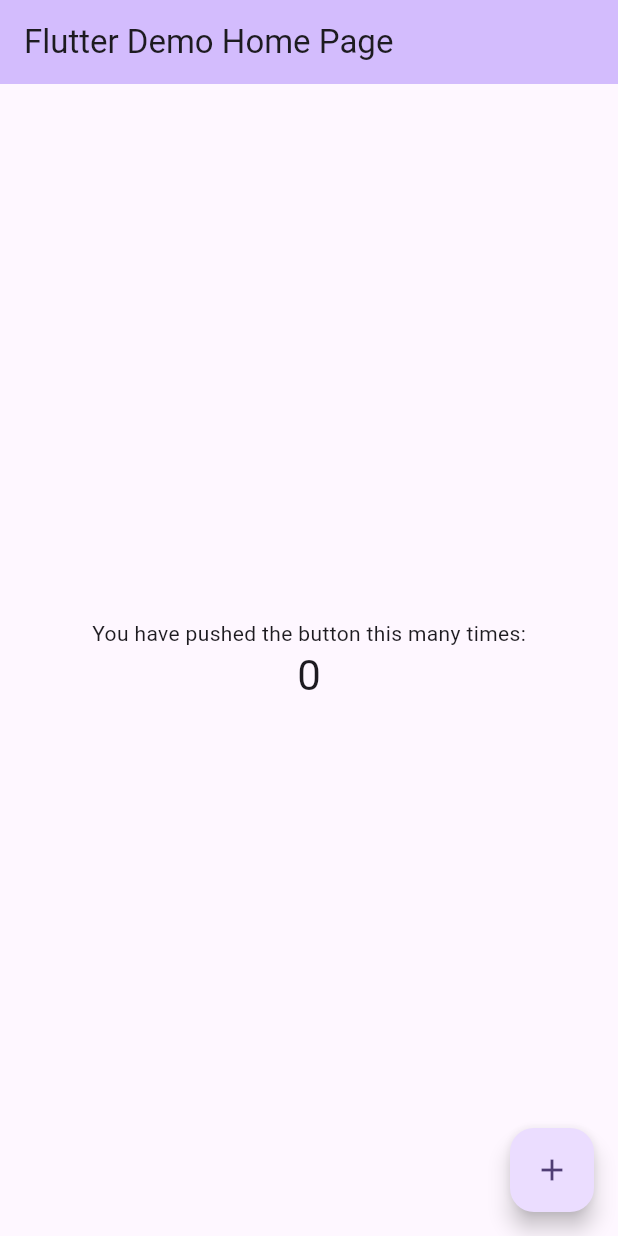
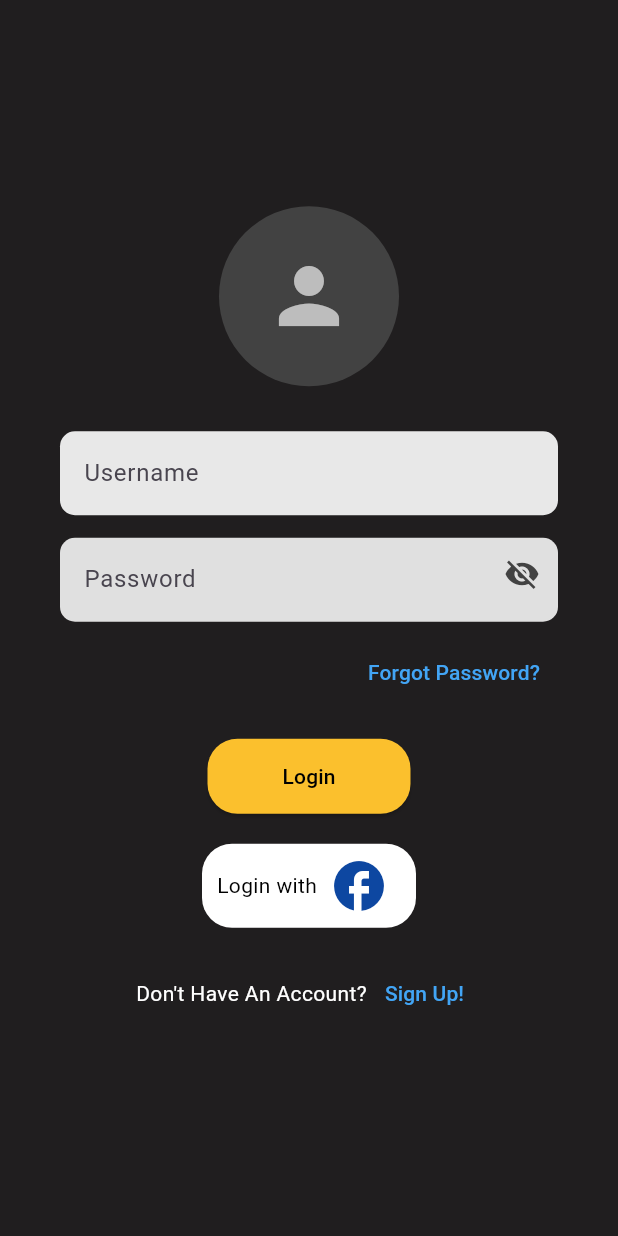
Before and after one commit to abdel6602/hedeyaty, a Flutter app: the screen it shows after launch, on a phone screen of 412 x 824 dp. Run offline on Flutter 3.47's test engine with Material 3 defaults, Android fonts, the phone set to English and light mode, and no system bars.

Commit message:
login page ui basic

```diff
--- /dev/null
+++ b/lib/app_colors.dart
@@ -0,0 +1,11 @@
+import 'package:flutter/material.dart';
+
+class AppColors {
+  static const primaryDark = Color(0xFF201E1F);
+  static const primaryLight = Color(0xFFE0E0E0);
+  static const secondaryDark = Color(0xFF28965A);
+  static const secondaryLight = Color(0xFF0874cc);
+  static const thirdDark = Color(0xFFE0B941);
+  static const thirdLight = Color.fromARGB(255, 201, 153, 11);
+  static const textColor = Color(0xFFE8E8E8);
+}
--- a/lib/main.dart
+++ b/lib/main.dart
@@ -1,125 +1,21 @@
 import 'package:flutter/material.dart';
+import './pages/login_page.dart';
 
+//main
 void main() {
-  runApp(const MyApp());
+  runApp(MaterialApp(
+    debugShowCheckedModeBanner: false,
+    home: MyApp(),
+  ));
 }
 
 class MyApp extends StatelessWidget {
-  const MyApp({super.key});
+const MyApp({ Key? key }) : super(key: key);
 
-  // This widget is the root of your application.
   @override
-  Widget build(BuildContext context) {
-    return MaterialApp(
-      title: 'Flutter Demo',
-      theme: ThemeData(
-        // This is the theme of your application.
-        //
-        // TRY THIS: Try running your application with "flutter run". You'll see
-        // the application has a purple toolbar. Then, without quitting the app,
-        // try changing the seedColor in the colorScheme below to Colors.green
-        // and then invoke "hot reload" (save your changes or press the "hot
-        // reload" button in a Flutter-supported IDE, or press "r" if you used
-        // the command line to start the app).
-        //
-        // Notice that the counter didn't reset back to zero; the application
-        // state is not lost during the reload. To reset the state, use hot
-        // restart instead.
-        //
-        // This works for code too, not just values: Most code changes can be
-        // tested with just a hot reload.
-        colorScheme: ColorScheme.fromSeed(seedColor: Colors.deepPurple),
-        useMaterial3: true,
-      ),
-      home: const MyHomePage(title: 'Flutter Demo Home Page'),
+  Widget build(BuildContext context){
+    return Scaffold(
+      body: LoginPage(),
     );
   }
 }
-
-class MyHomePage extends StatefulWidget {
-  const MyHomePage({super.key, required this.title});
-
-  // This widget is the home page of your application. It is stateful, meaning
-  // that it has a State object (defined below) that contains fields that affect
-  // how it looks.
-
-  // This class is the configuration for the state. It holds the values (in this
-  // case the title) provided by the parent (in this case the App widget) and
-  // used by the build method of the State. Fields in a Widget subclass are
-  // always marked "final".
-
-  final String title;
-
-  @override
-  State<MyHomePage> createState() => _MyHomePageState();
-}
-
-class _MyHomePageState extends State<MyHomePage> {
-  int _counter = 0;
-
-  void _incrementCounter() {
-    setState(() {
-      // This call to setState tells the Flutter framework that something has
-      // changed in this State, which causes it to rerun the build method below
-      // so that the display can reflect the updated values. If we changed
-      // _counter without calling setState(), then the build method would not be
-      // called again, and so nothing would appear to happen.
-      _counter++;
-    });
-  }
-
-  @override
-  Widget build(BuildContext context) {
-    // This method is rerun every time setState is called, for instance as done
-    // by the _incrementCounter method above.
-    //
-    // The Flutter framework has been optimized to make rerunning build methods
-    // fast, so that you can just rebuild anything that needs updating rather
-    // than having to individually change instances of widgets.
-    return Scaffold(
-      appBar: AppBar(
-        // TRY THIS: Try changing the color here to a specific color (to
-        // Colors.amber, perhaps?) and trigger a hot reload to see the AppBar
-        // change color while the other colors stay the same.
-        backgroundColor: Theme.of(context).colorScheme.inversePrimary,
-        // Here we take the value from the MyHomePage object that was created by
-        // the App.build method, and use it to set our appbar title.
-        title: Text(widget.title),
-      ),
-      body: Center(
-        // Center is a layout widget. It takes a single child and positions it
-        // in the middle of the parent.
-        child: Column(
-          // Column is also a layout widget. It takes a list of children and
-          // arranges them vertically. By default, it sizes itself to fit its
-          // children horizontally, and tries to be as tall as its parent.
-          //
-          // Column has various properties to control how it sizes itself and
-          // how it positions its children. Here we use mainAxisAlignment to
-          // center the children vertically; the main axis here is the vertical
-          // axis because Columns are vertical (the cross axis would be
-          // horizontal).
-          //
-          // TRY THIS: Invoke "debug painting" (choose the "Toggle Debug Paint"
-          // action in the IDE, or press "p" in the console), to see the
-          // wireframe for each widget.
-          mainAxisAlignment: MainAxisAlignment.center,
-          children: <Widget>[
-            const Text(
-              'You have pushed the button this many times:',
-            ),
-            Text(
-              '$_counter',
-              style: Theme.of(context).textTheme.headlineMedium,
-            ),
-          ],
-        ),
-      ),
-      floatingActionButton: FloatingActionButton(
-        onPressed: _incrementCounter,
-        tooltip: 'Increment',
-        child: const Icon(Icons.add),
-      ), // This trailing comma makes auto-formatting nicer for build methods.
-    );
-  }
-}
--- /dev/null
+++ b/lib/pages/login_page.dart
@@ -0,0 +1,213 @@
+import 'package:flutter/material.dart';
+import 'package:hedeyaty/app_colors.dart';
+
+class LoginPage extends StatefulWidget {
+  const LoginPage({ Key? key }) : super(key: key);
+
+  @override
+  _LoginPageState createState() => _LoginPageState();
+}
+
+class _LoginPageState extends State<LoginPage> {
+  final TextEditingController _usernameController = TextEditingController();
+  final TextEditingController _passwordController = TextEditingController();
+
+  String _username = '';
+  String _password = '';
+  bool _isObscure = true;
+
+  @override
+  Widget build(BuildContext context) {
+    return Scaffold(
+      backgroundColor: AppColors.primaryDark,
+      body: Center(
+        child: Padding(
+          padding: const EdgeInsets.symmetric(horizontal: 40),
+          child: Column(
+            mainAxisAlignment: MainAxisAlignment.center,
+            crossAxisAlignment: CrossAxisAlignment.center,
+            children: [
+              // Profile Icon
+              _buildProfileAvatar(),
+              const SizedBox(height: 30),
+              // Username TextField
+              _buildUsernameTextField(),
+              const SizedBox(height: 15),
+              // Password TextField and show password button
+              _buildPasswordTextFieldStack(),
+
+              const SizedBox(height: 10),
+              // Forgot Password
+              Align(
+                alignment: Alignment.centerRight,
+                child: _buildForgotPasswordTextButton(),
+              ),
+
+              const SizedBox(height: 20),
+              // Login Button
+              _buildLoginButton(),
+              const SizedBox(height: 20),
+              // Google and Facebook Buttons
+              Row(
+                mainAxisAlignment: MainAxisAlignment.center,
+                children: [
+                  _buildLoginWithFacebookButton(),
+                ],
+              ),
+              const SizedBox(height: 20),
+              // Sign Up Text
+              _buildSignUpPrompt(),
+            ],
+          ),
+        ),
+      ),
+    );
+  }
+
+  Widget _buildSignUpPrompt() {
+    return Row(
+              mainAxisAlignment: MainAxisAlignment.center,
+              children: [
+                const Text(
+                  "Don't Have An Account?",
+                  style: TextStyle(color: Colors.white),
+                ),
+                TextButton(
+                  onPressed: () {},
+                  child: Text(
+                    'Sign Up!',
+                    style: TextStyle(color: Colors.blue[400]),
+                  ),
+                ),
+              ],
+            );
+  }
+
+  Widget _buildLoginWithFacebookButton() {
+    return Container(
+                  decoration: BoxDecoration(
+                    borderRadius: BorderRadius.circular(20),
+                    color: Colors.white,
+                  ),
+                  child: Padding(
+                    padding: const EdgeInsets.symmetric(horizontal: 10),
+                    child: Row(
+                      children: [
+                        const Text("Login with", style: TextStyle(color: Colors.black),),
+                        IconButton(
+                          onPressed: () {},
+                          icon:  Icon(Icons.facebook_rounded,
+                              color: Colors.blue[900], size: 40),
+
+                        ),
+                      ],
+                    ),
+                  ),
+                );
+  }
+
+  Widget _buildProfileAvatar(){
+    return CircleAvatar(
+                radius: 60,
+                backgroundColor: Colors.grey[800],
+                child: Icon(
+                  Icons.person,
+                  size: 60,
+                  color: Colors.grey[400],
+                ),
+              );
+  }
+
+  Widget _buildUsernameTextField() {
+    return TextField(
+                controller: _usernameController,
+                onChanged: (value) {
+                  setState(() {
+                    _username = value;
+                  });
+                },
+                decoration: InputDecoration(
+                  hintText: 'Username',
+                  filled: true,
+                  fillColor: AppColors.textColor,
+                  border: OutlineInputBorder(
+                    borderRadius: BorderRadius.circular(10),
+                    borderSide: BorderSide.none,
+                  ),
+                ),
+              );
+  }
+
+  Widget _buildPasswordTextFieldStack() {
+    return Stack(
+                children: [
+                  TextField(
+                controller: _passwordController,
+                onChanged: (value) {
+                  setState(() {
+                    _password = value;
+                  });
+                },
+                obscureText: _isObscure,
+                decoration: InputDecoration(
+                  hintText: 'Password',
+                  filled: true,
+                  fillColor: Colors.grey[300],
+                  border: OutlineInputBorder(
+                    borderRadius: BorderRadius.circular(10),
+                    borderSide: BorderSide.none,
+                  ),
+                ),
+              ),
+              //show password button
+              Positioned(
+                right: 0,
+                child: IconButton(
+                  onPressed: () {
+                    setState(() {
+                      _isObscure = !_isObscure;
+                    });
+                  },
+                  icon: Icon(
+                    _isObscure ? Icons.visibility_off : Icons.visibility,
+                    color: Colors.grey[800],
+                  ),
+                ),
+              ),
+              ],
+              );
+  }
+
+  Widget _buildForgotPasswordTextButton() {
+    return TextButton(
+                  onPressed: () {
+                    print("forgot password!");
+                  },
+                  child: Text(
+                    'Forgot Password?',
+                    style: TextStyle(color: Colors.blue[400]),
+                  ),
+                );
+  }
+
+  Widget _buildLoginButton() {
+    return ElevatedButton(
+                onPressed: () {
+                  print('Username: $_username');
+                  print("***********");
+                  print("Password: $_password");
+                },
+                style: ElevatedButton.styleFrom(
+                  backgroundColor: Colors.yellow[700],
+                  shape: RoundedRectangleBorder(
+                    borderRadius: BorderRadius.circular(20),
+                  ),
+                  padding: EdgeInsets.symmetric(horizontal: 50, vertical: 15),
+                ),
+                child: Text(
+                  'Login',
+                  style: TextStyle(color: Colors.black),
+                ),
+              );
+  }
+}
```
Also changed, not shown: 1 other file.
